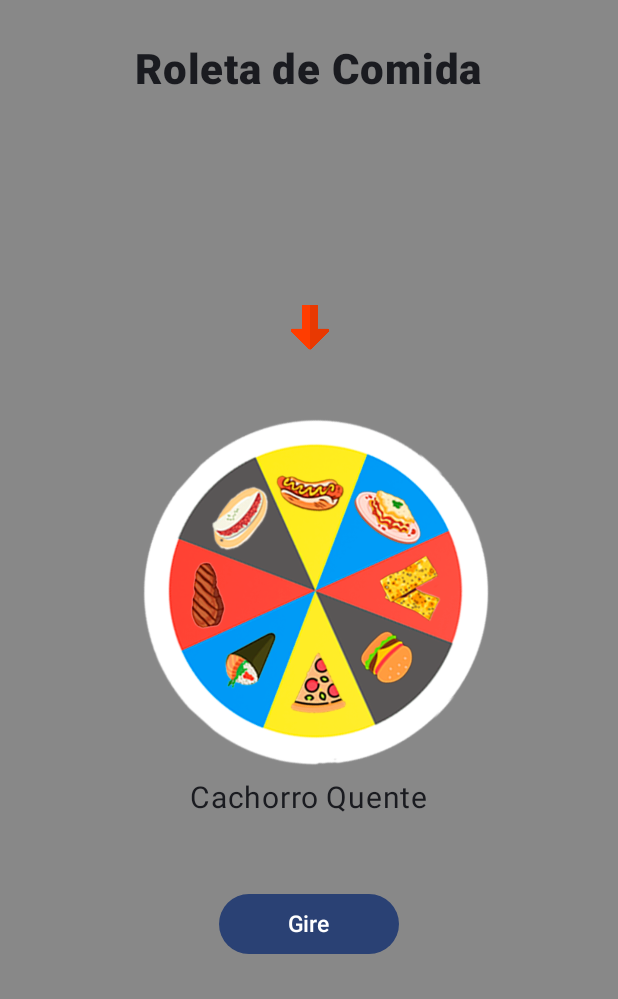
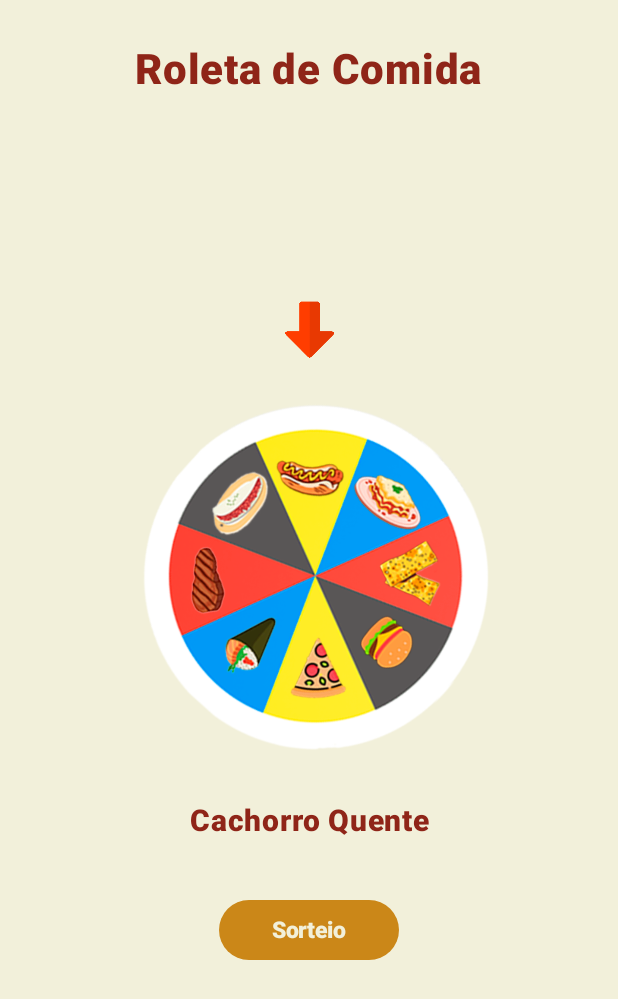
Before and after one commit to KawanTurchiai/FoodMoment, an Android app built with Jetpack Compose: the screen it shows after launch (MainActivity), on a phone screen of 412 x 824 dp. Shown: the top 999 px of the screen. Run offline under Robolectric (Android 15) with nearby library versions, the light colour scheme and no system bars.

Commit message:
Coloquei cores que combinam e resolvi alguns erros.

```diff
--- a/app/src/main/java/com/example/appcomida/MainActivity.kt
+++ b/app/src/main/java/com/example/appcomida/MainActivity.kt
@@ -7,6 +7,7 @@ import androidx.compose.foundation.Image
 import androidx.compose.foundation.background
 import androidx.compose.foundation.layout.*
 import androidx.compose.material3.Button
+import androidx.compose.material3.ButtonDefaults
 import androidx.compose.material3.Scaffold
 import androidx.compose.material3.Text
 import androidx.compose.runtime.Composable
@@ -22,6 +23,11 @@ import androidx.compose.ui.unit.dp
 import androidx.compose.ui.unit.sp
 import com.example.appcomida.ui.theme.AppcomidaTheme
 import kotlin.random.Random
+
+
+val backgroud = Color(0xFFF2F0DA)
+val botao = Color(0xFFCB8718)
+val texto = Color(0xFF8F2518)
 
 class MainActivity : ComponentActivity() {
     override fun onCreate(savedInstanceState: Bundle?) {
@@ -42,15 +48,20 @@ class MainActivity : ComponentActivity() {
 fun App(name: String, modifier: Modifier = Modifier) {
     val sorteio = remember { mutableStateOf(1) }
 
-    Box(modifier = modifier.fillMaxSize().background(Color.Gray)) {
+    Box(
+        modifier = modifier
+            .fillMaxSize()
+            .background(color = backgroud)
+    ){
                 Text(
                     text = "Roleta de Comida",
+                    color = texto,
 
                     fontSize = 28.sp,
                     fontWeight = FontWeight.Black,
                     modifier = Modifier
+                        .padding(top = 30.dp)
                         .align(Alignment.TopCenter)
-                .padding(top = 30.dp)
                 )
 
 
@@ -65,8 +76,9 @@ fun App(name: String, modifier: Modifier = Modifier) {
                     Image(
                         painter = painterResource(R.drawable.seta),
                         contentDescription = "seta",
-                modifier = Modifier.size(70.dp)
-                    .padding(bottom = 30.dp),
+                        modifier = Modifier
+                            .size(50.dp)
+
 
 
                         )
@@ -74,12 +86,16 @@ fun App(name: String, modifier: Modifier = Modifier) {
 
 
                     Button(
+                        colors = ButtonDefaults.buttonColors(botao),
                         onClick = { sorteio.value = Random.nextInt(1, 9) },
-                modifier = Modifier.padding(top = 50.dp).size(width = 120.dp, height = 40.dp)
+                        modifier = Modifier
+                            .padding(top = 25.dp)
+                            .size(width = 120.dp, height = 40.dp)
+
                     ) {
-                Text(text = "Gire",
-                    color = Color.White,
-                    fontSize = 15.sp
+                        Text(
+                            text = "Sorteio", fontSize = 15.sp, color = backgroud,fontWeight = FontWeight.Black,
+
 
                         )
 
@@ -94,7 +110,7 @@ fun ChooseImage(sorteio: androidx.compose.runtime.MutableState<Int>) {
     Column(
         horizontalAlignment = Alignment.CenterHorizontally,
         verticalArrangement = Arrangement.Center,
-        modifier = Modifier.padding(2.dp)
+        modifier = Modifier.padding(15.dp)
     ) {
         when (sorteio.value) {
             1 -> {
@@ -103,7 +119,9 @@ fun ChooseImage(sorteio: androidx.compose.runtime.MutableState<Int>) {
                     contentDescription = "Cachorro Quente",
                     modifier = Modifier.size(250.dp)
                 )
-                Text("Cachorro Quente", fontSize = 20.sp)
+                Text("Cachorro Quente", fontSize = 20.sp,modifier = Modifier
+                    .padding(top = 25.dp),color = texto,fontWeight = FontWeight.Black,)
+
             }
 
             2 -> {
@@ -112,7 +130,9 @@ fun ChooseImage(sorteio: androidx.compose.runtime.MutableState<Int>) {
                     contentDescription = "Churrasco",
                     modifier = Modifier.size(250.dp)
                 )
-                Text("Churrasco", fontSize = 20.sp)
+                Text("Churrasco", fontSize = 20.sp,modifier = Modifier
+                    .padding(top = 25.dp),color = texto,fontWeight = FontWeight.Black)
+
             }
 
             3 -> {
@@ -121,7 +141,8 @@ fun ChooseImage(sorteio: androidx.compose.runtime.MutableState<Int>) {
                     contentDescription = "Hamburguer",
                     modifier = Modifier.size(250.dp)
                 )
-                Text("Hamburguer", fontSize = 20.sp)
+                Text("Hamburguer", fontSize = 20.sp,modifier = Modifier
+                    .padding(top = 25.dp),color = texto,fontWeight = FontWeight.Black)
             }
 
             4 -> {
@@ -130,7 +151,8 @@ fun ChooseImage(sorteio: androidx.compose.runtime.MutableState<Int>) {
                     contentDescription = "Lasanha",
                     modifier = Modifier.size(250.dp)
                 )
-                Text("Lasanha", fontSize = 20.sp)
+                Text("Lasanha", fontSize = 20.sp,modifier = Modifier
+                    .padding(top = 25.dp),color = texto,fontWeight = FontWeight.Black)
             }
 
             5 -> {
@@ -139,7 +161,8 @@ fun ChooseImage(sorteio: androidx.compose.runtime.MutableState<Int>) {
                     contentDescription = "Pastel",
                     modifier = Modifier.size(250.dp)
                 )
-                Text("Pastel", fontSize = 20.sp)
+                Text("Pastel", fontSize = 20.sp,modifier = Modifier
+                    .padding(top = 25.dp),color = texto,fontWeight = FontWeight.Black)
             }
 
             6 -> {
@@ -148,7 +171,8 @@ fun ChooseImage(sorteio: androidx.compose.runtime.MutableState<Int>) {
                     contentDescription = "Pizza",
                     modifier = Modifier.size(250.dp)
                 )
-                Text("Pizza", fontSize = 20.sp)
+                Text("Pizza", fontSize = 20.sp,modifier = Modifier
+                    .padding(top = 25.dp),color = texto,fontWeight = FontWeight.Black)
             }
 
             7 -> {
@@ -157,7 +181,8 @@ fun ChooseImage(sorteio: androidx.compose.runtime.MutableState<Int>) {
                     contentDescription = "Tapioca",
                     modifier = Modifier.size(250.dp)
                 )
-                Text("Tapioca", fontSize = 20.sp)
+                Text("Tapioca", fontSize = 20.sp,modifier = Modifier
+                    .padding(top = 25.dp),color = texto,fontWeight = FontWeight.Black)
             }
 
             8 -> {
@@ -166,7 +191,8 @@ fun ChooseImage(sorteio: androidx.compose.runtime.MutableState<Int>) {
                     contentDescription = "Temaki",
                     modifier = Modifier.size(250.dp)
                 )
-                Text("Temaki", fontSize = 20.sp)
+                Text("Temaki", fontSize = 20.sp,modifier = Modifier
+                    .padding(top = 25.dp),color = texto,fontWeight = FontWeight.Black)
             }
         }
     }
```
Lines whose indentation alone changed are shown as unchanged.
